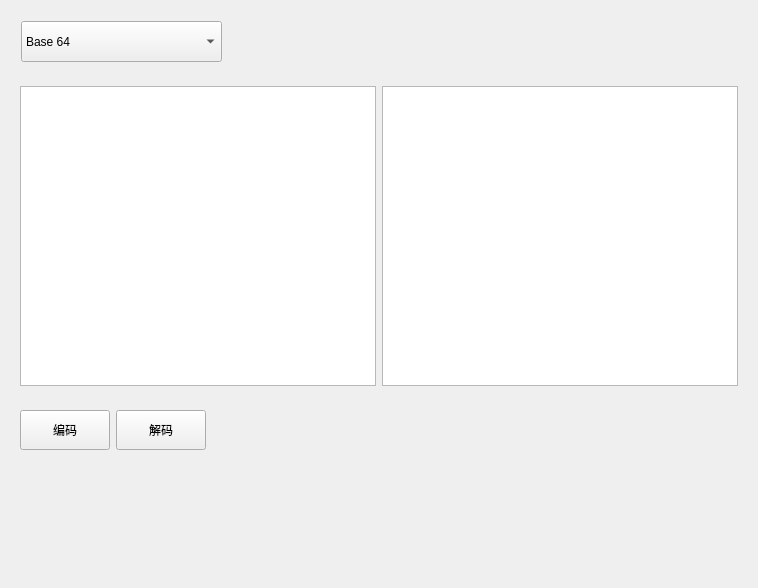
Before: the Qt Designer form ui/Widgets/encoding/BaseEncode/BaseWidget.ui in tanyiqu/CryptoKing, drawn with Qt 5.
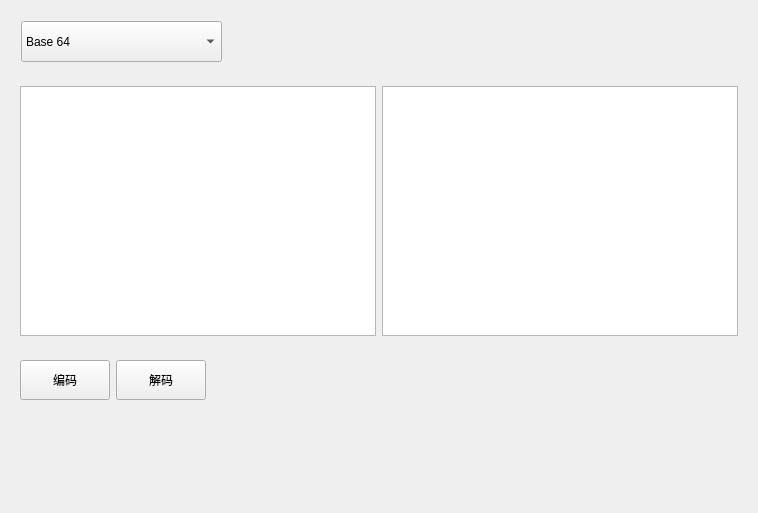
After: the same form once the commit is applied.

Commit message: 实现Base64、32、16编解码

```diff
--- a/ui/Widgets/encoding/BaseEncode/BaseWidget.ui
+++ b/ui/Widgets/encoding/BaseEncode/BaseWidget.ui
@@ -7,7 +7,7 @@
     <x>0</x>
     <y>0</y>
     <width>758</width>
-    <height>588</height>
+    <height>513</height>
    </rect>
   </property>
   <property name="minimumSize">
@@ -66,7 +66,7 @@
      <property name="maximumSize">
       <size>
        <width>16777215</width>
-       <height>320</height>
+       <height>280</height>
       </size>
      </property>
      <layout class="QHBoxLayout" name="horizontalLayout">
@@ -75,13 +75,13 @@
         <property name="minimumSize">
          <size>
           <width>0</width>
-          <height>300</height>
+          <height>250</height>
          </size>
         </property>
         <property name="maximumSize">
          <size>
           <width>16777215</width>
-          <height>300</height>
+          <height>250</height>
          </size>
         </property>
         <property name="plainText">
@@ -94,13 +94,13 @@
         <property name="minimumSize">
          <size>
           <width>0</width>
-          <height>300</height>
+          <height>250</height>
          </size>
         </property>
         <property name="maximumSize">
          <size>
           <width>16777215</width>
-          <height>300</height>
+          <height>250</height>
          </size>
         </property>
         <property name="readOnly">
```
Left out of the diff: 2 changed lines with no effect on the pictures. The commit also changes 5 other files.
